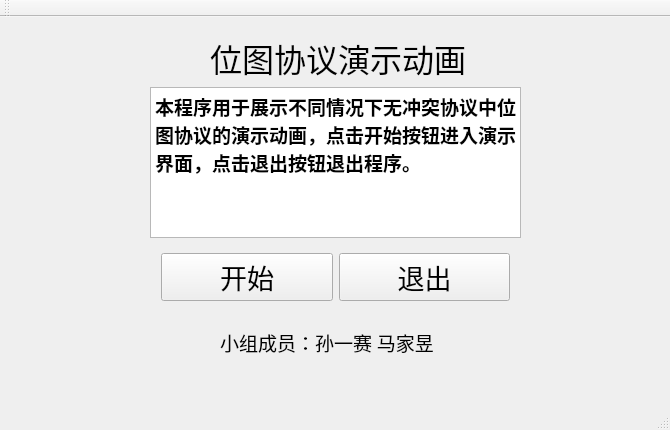
Qt form mainwindow.ui (sys2001/BitMap) before a commit.
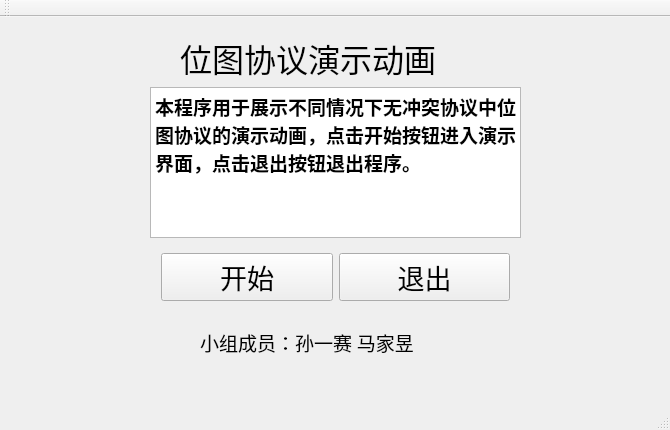
The same form after that commit. Icons and pictures are not drawn.

```diff
--- a/mainwindow.ui
+++ b/mainwindow.ui
@@ -26,7 +26,7 @@
    <widget class="QLabel" name="title">
     <property name="geometry">
      <rect>
-      <x>210</x>
+      <x>180</x>
       <y>10</y>
       <width>341</width>
       <height>61</height>
@@ -95,7 +95,7 @@
    <widget class="QLabel" name="groupname">
     <property name="geometry">
      <rect>
-      <x>220</x>
+      <x>200</x>
       <y>300</y>
       <width>301</width>
       <height>51</height>
```
